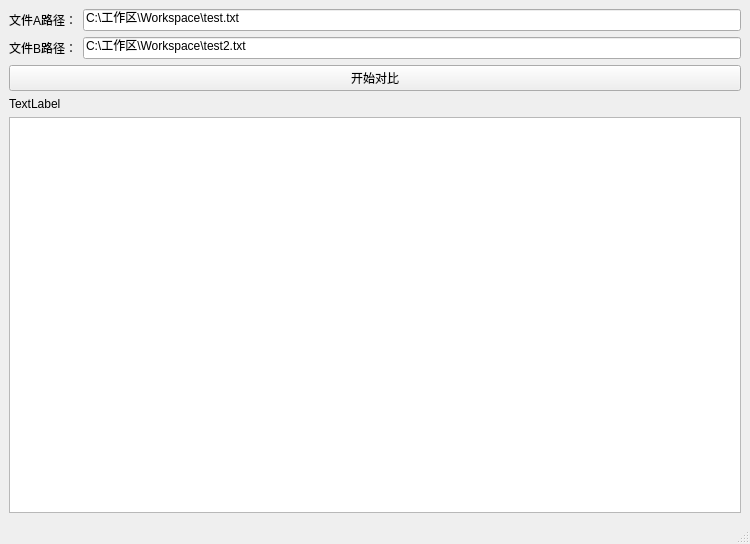
Before: the Qt Designer form mainwindow.ui in laisc7301/RuihuoFileComparison, drawn with Qt 5.
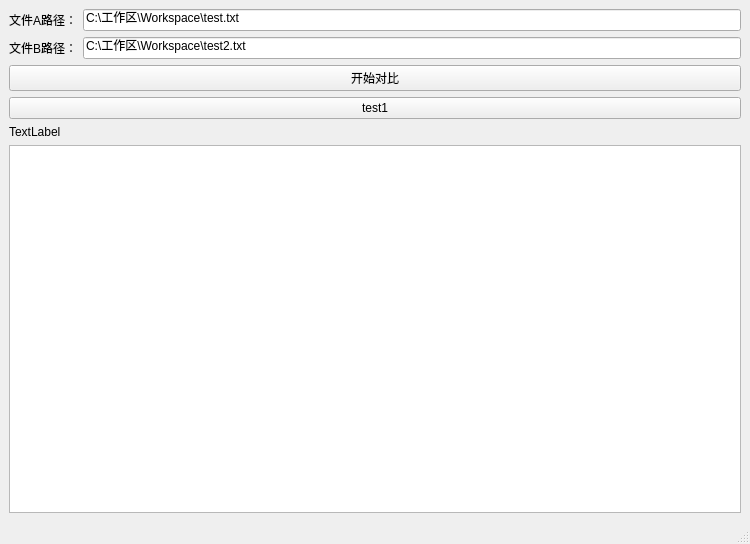
After: the same form once the commit is applied.

Diff of the .ui file:
```diff
--- a/mainwindow.ui
+++ b/mainwindow.ui
@@ -64,6 +64,16 @@
         </item>
        </layout>
       </item>
+      <item>
+       <widget class="QPushButton" name="pushButton">
+        <property name="text">
+         <string>test1</string>
+        </property>
+       </widget>
+      </item>
+      <item>
+       <layout class="QHBoxLayout" name="horizontalLayout_6"/>
+      </item>
       <item>
        <layout class="QHBoxLayout" name="horizontalLayout_4">
         <item>
```
